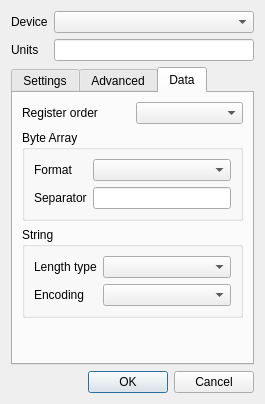
Before: the Qt Designer form src/server/gui/dialogs/server_dialogdevice.ui in serhmarch/ModbusTools, drawn with Qt 5.
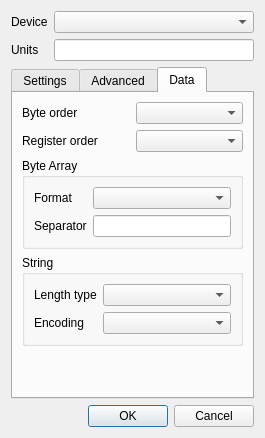
After: the same form once the commit is applied. The open tabs and pages were chosen to show the change.

Commit message: Added support for ByteOrder for device with GUI dialog (client+server)

Diff of the .ui file:
```diff
--- a/src/server/gui/dialogs/server_dialogdevice.ui
+++ b/src/server/gui/dialogs/server_dialogdevice.ui
@@ -7,7 +7,7 @@
     <x>0</x>
     <y>0</y>
     <width>265</width>
-    <height>404</height>
+    <height>438</height>
    </rect>
   </property>
   <property name="windowTitle">
@@ -273,8 +273,22 @@
       <attribute name="title">
        <string>Data</string>
       </attribute>
-      <layout class="QFormLayout" name="formLayout_3">
-       <item row="1" column="0" colspan="2">
+      <layout class="QVBoxLayout" name="verticalLayout">
+       <item>
+        <layout class="QHBoxLayout" name="horizontalLayout_4">
+         <item>
+          <widget class="QLabel" name="label_22">
+           <property name="text">
+            <string>Byte order</string>
+           </property>
+          </widget>
+         </item>
+         <item>
+          <widget class="QComboBox" name="cmbByteOrder"/>
+         </item>
+        </layout>
+       </item>
+       <item>
         <layout class="QHBoxLayout" name="horizontalLayout_3">
          <item>
           <widget class="QLabel" name="label_13">
@@ -288,7 +302,7 @@
          </item>
         </layout>
        </item>
-       <item row="2" column="0" colspan="2">
+       <item>
         <widget class="QGroupBox" name="grByteArray">
          <property name="title">
           <string>Byte Array</string>
@@ -317,7 +331,7 @@
          </layout>
         </widget>
        </item>
-       <item row="3" column="0" colspan="2">
+       <item>
         <widget class="QGroupBox" name="grString">
          <property name="title">
           <string>String</string>
@@ -346,7 +360,7 @@
          </layout>
         </widget>
        </item>
-       <item row="4" column="0">
+       <item>
         <spacer name="verticalSpacer">
          <property name="orientation">
           <enum>Qt::Vertical</enum>
```
The commit also changes 7 other files.
